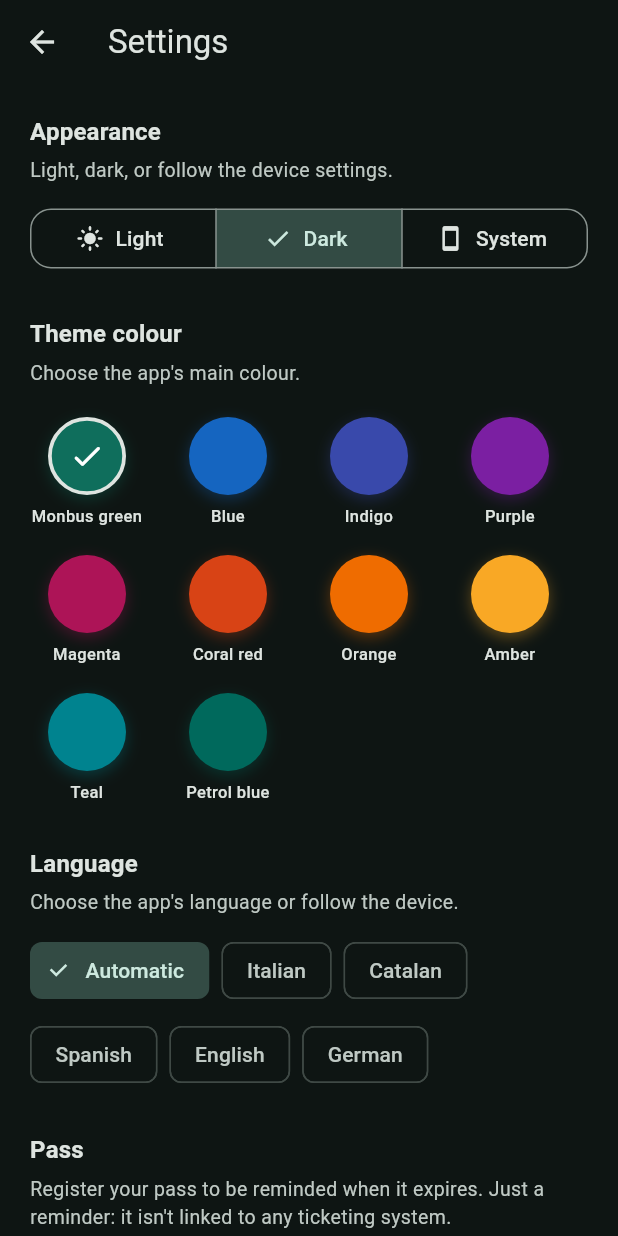
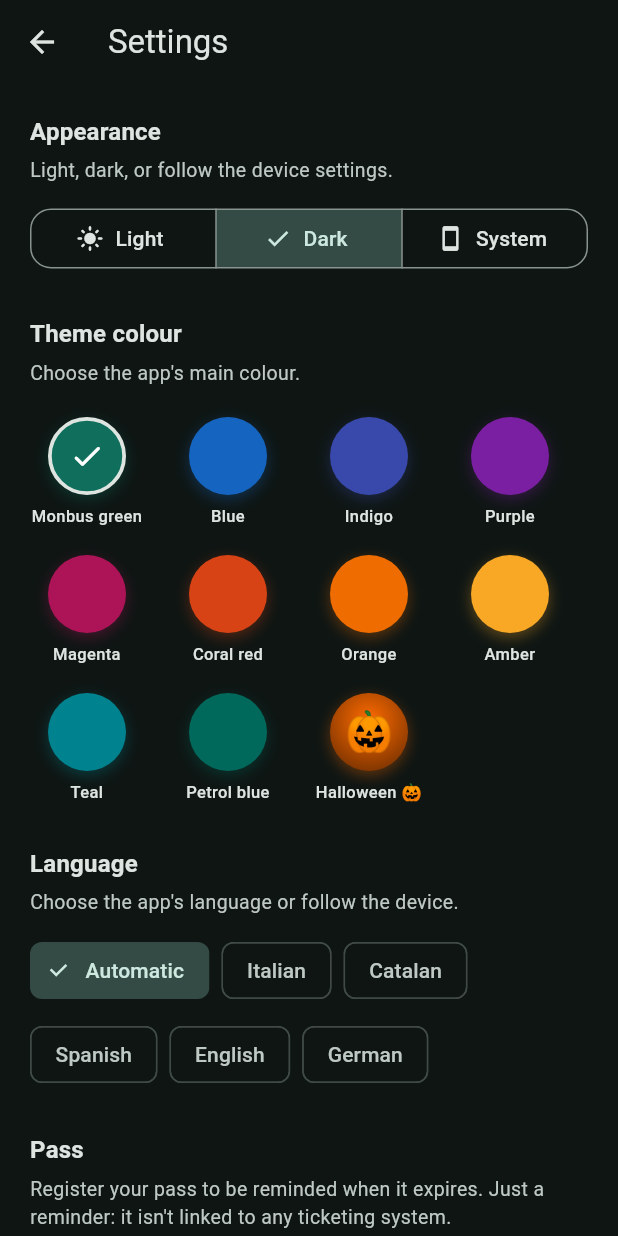
Before and after one commit to Eddi03R/BUS-Tarragona-Reus, a Flutter app: the SettingsScreen screen opened directly, after a tap on "Light", after a tap on "Dark", on a phone screen of 412 x 824 dp. Run offline on Flutter 3.47's test engine with Material 3 defaults, Android fonts, the phone set to English and light mode, and no system bars; our stand-ins replace geolocator, share_plus, shared_preferences; accounts and stored records are empty; generated files the repository leaves out were written again.

Commit message:
feat: tema Halloween + fix bordi tab inattivo
- Tab inattivo usa Colors.transparent (no border visibile con card)
- Tema Halloween: schema colori fisso (dark zucca/nero/viola) uguale
  in chiaro e scuro, identificato da halloweenSeed Color(0xFF1F0800)
- Swatch Halloween con zucca gradiente arancio→nero in settings
- Decorazioni header: ragni ragnatele HALLOWEEN teschi quando attivo
- main.dart: usa AppTheme.halloween() per theme e darkTheme quando
  isHalloween, forzando ThemeMode.dark

Co-Authored-By: Claude Sonnet 4.6 <noreply@anthropic.com>

```diff
--- a/lib/main.dart
+++ b/lib/main.dart
@@ -26,9 +26,15 @@ class BusApp extends StatelessWidget {
         return MaterialApp(
           onGenerateTitle: (context) => AppLocalizations.of(context)!.appTitle,
           debugShowCheckedModeBanner: false,
-          theme: AppTheme.light(ThemeController.instance.seedColor),
-          darkTheme: AppTheme.dark(ThemeController.instance.seedColor),
-          themeMode: ThemeController.instance.themeMode,
+          theme: ThemeController.instance.isHalloween
+              ? AppTheme.halloween()
+              : AppTheme.light(ThemeController.instance.seedColor),
+          darkTheme: ThemeController.instance.isHalloween
+              ? AppTheme.halloween()
+              : AppTheme.dark(ThemeController.instance.seedColor),
+          themeMode: ThemeController.instance.isHalloween
+              ? ThemeMode.dark
+              : ThemeController.instance.themeMode,
           // null = lascia che Flutter scelga in automatico dalla lingua del
           // browser/dispositivo tra quelle supportate; un valore non-null
           // (impostato dall'utente in Impostazioni) la forza esplicitamente.
--- a/lib/screens/home_screen.dart
+++ b/lib/screens/home_screen.dart
@@ -297,7 +297,8 @@ class _HomeScreenState extends State<HomeScreen> {
     final localeName = Localizations.localeOf(context).languageCode;
     final dateLabel = DateFormat('EEE d MMM', localeName).format(_date);
     final favorites = _favorites.items;
-    final seed = ThemeController.instance.seedColor;
+    final isHalloween = ThemeController.instance.isHalloween;
+    final seed = isHalloween ? const Color(0xFFFF6B00) : ThemeController.instance.seedColor;
     final onSeed = seed.computeLuminance() > 0.35 ? Colors.black87 : Colors.white;
     final isNight = _tab == _HomeTab.nightlife;
 
@@ -352,7 +353,7 @@ class _HomeScreenState extends State<HomeScreen> {
         duration: const Duration(milliseconds: 260),
         curve: Curves.easeInOut,
         width: width,
-        color: isActive ? seed : scheme.surfaceContainerHighest,
+        color: isActive ? seed : Colors.transparent,
         padding: const EdgeInsets.symmetric(vertical: 13),
         child: Row(
           mainAxisAlignment: MainAxisAlignment.center,
@@ -450,6 +451,26 @@ class _HomeScreenState extends State<HomeScreen> {
               ),
             ),
           ),
+          if (ThemeController.instance.isHalloween)
+            Padding(
+              padding: const EdgeInsets.fromLTRB(16, 0, 16, 10),
+              child: Row(
+                mainAxisAlignment: MainAxisAlignment.spaceBetween,
+                children: [
+                  const Text('🕷️🕸️', style: TextStyle(fontSize: 22)),
+                  const Text(
+                    '💀  H A L L O W E E N  💀',
+                    style: TextStyle(
+                      fontSize: 11,
+                      fontWeight: FontWeight.w900,
+                      color: Color(0xFFFF6B00),
+                      letterSpacing: 1.5,
+                    ),
+                  ),
+                  const Text('🕸️🕷️', style: TextStyle(fontSize: 22)),
+                ],
+              ),
+            ),
           // Search card — tab switcher sits at the top, unified with origin/destination
           Padding(
             padding: const EdgeInsets.fromLTRB(16, 0, 16, 28),
--- a/lib/screens/settings_screen.dart
+++ b/lib/screens/settings_screen.dart
@@ -26,6 +26,7 @@ final _themeOptions = [
   _ThemeOption((l) => l.colorAmber, const Color(0xFFF9A825)),
   _ThemeOption((l) => l.colorTeal, const Color(0xFF00838F)),
   _ThemeOption((l) => l.colorPetrol, const Color(0xFF00695C)),
+  _ThemeOption((_) => 'Halloween 🎃', ThemeController.halloweenSeed),
 ];
 
 enum _DurationOption { oneMonth, twoMonths, threeMonths, custom }
@@ -414,6 +415,8 @@ class _ColorSwatch extends StatelessWidget {
   @override
   Widget build(BuildContext context) {
     final l = AppLocalizations.of(context)!;
+    final isHalloween = option.color.value == ThemeController.halloweenSeed.value;
+    final displayColor = isHalloween ? const Color(0xFFFF6B00) : option.color;
     return InkWell(
       onTap: onTap,
       borderRadius: BorderRadius.circular(16),
@@ -425,16 +428,34 @@ class _ColorSwatch extends StatelessWidget {
               width: 52,
               height: 52,
               decoration: BoxDecoration(
-                color: option.color,
+                gradient: isHalloween
+                    ? const RadialGradient(
+                        colors: [Color(0xFFFF6B00), Color(0xFF1A0A00)],
+                        center: Alignment(0, -0.3),
+                        radius: 1.2,
+                      )
+                    : null,
+                color: isHalloween ? null : displayColor,
                 shape: BoxShape.circle,
-                border: selected ? Border.all(color: Theme.of(context).colorScheme.onSurface, width: 2.5) : null,
+                border: selected
+                    ? Border.all(
+                        color: isHalloween
+                            ? const Color(0xFFFF6B00)
+                            : Theme.of(context).colorScheme.onSurface,
+                        width: 2.5)
+                    : null,
                 boxShadow: [
-                  BoxShadow(color: option.color.withOpacity(0.35), blurRadius: 8, offset: const Offset(0, 3)),
+                  BoxShadow(
+                      color: displayColor.withOpacity(0.35),
+                      blurRadius: 8,
+                      offset: const Offset(0, 3)),
                 ],
               ),
-              child: selected
-                  ? const Icon(Icons.check_rounded, color: Colors.white)
-                  : null,
+              child: isHalloween
+                  ? const Center(child: Text('🎃', style: TextStyle(fontSize: 26)))
+                  : selected
+                      ? const Icon(Icons.check_rounded, color: Colors.white)
+                      : null,
             ),
             const SizedBox(height: 6),
             Text(
--- a/lib/services/theme_controller.dart
+++ b/lib/services/theme_controller.dart
@@ -7,6 +7,10 @@ class ThemeController extends ChangeNotifier {
   static final ThemeController instance = ThemeController._();
 
   static const Color defaultSeed = Color(0xFF0F6E5C);
+  // Valore interno che identifica il tema Halloween (dark midnight)
+  static const Color halloweenSeed = Color(0xFF1F0800);
+
+  bool get isHalloween => _seedColor.value == halloweenSeed.value;
   static const _colorPrefKey = 'app_seed_color';
   static const _modePrefKey = 'app_theme_mode';
 
```
Also changed, not shown: lib/theme/app_theme.dart (+71 -0 lines).
